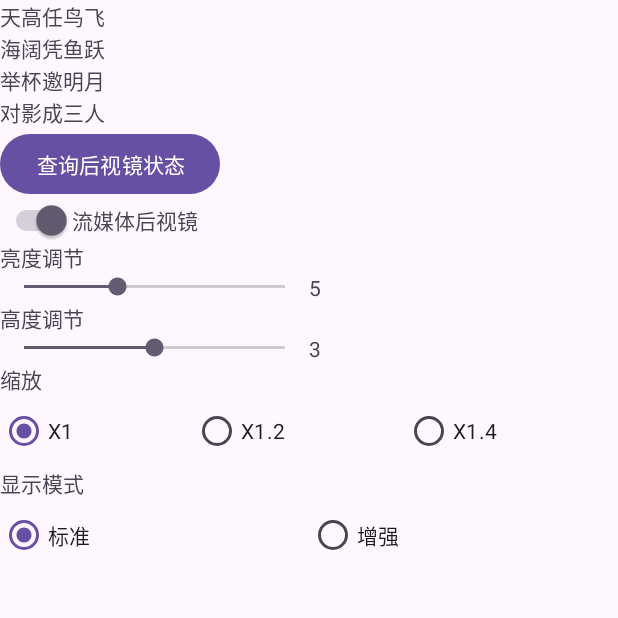
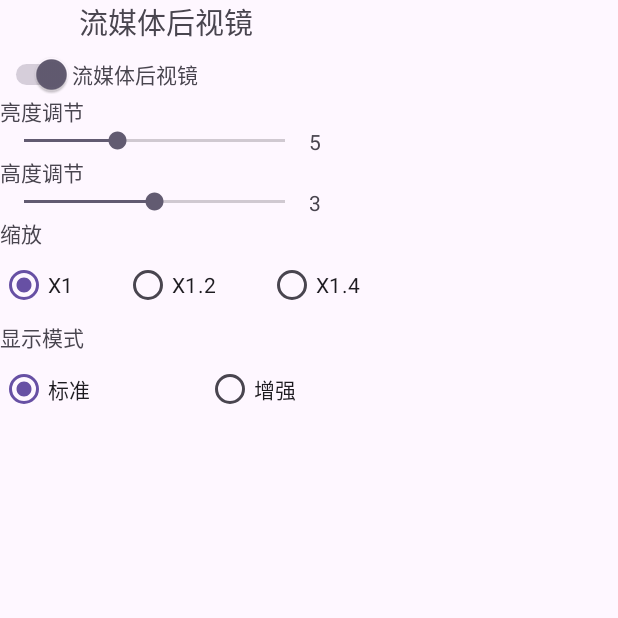
Before and after one commit to ccqxcc/rearview01, an Android app: the screen it shows after launch (MainActivity), on a phone screen of 412 x 824 dp, the top half of it. Run offline under Robolectric (Android 15) with nearby library versions, the phone set to English and light mode, and no system bars; libraries missing offline, so code that uses them is left out: com.vi.vioserial; 4 statements that could not run were skipped.

Commit message:
UI overview adjusted

```diff
--- a/app/src/main/java/com/example/rearviewmirror/MainActivity.kt
+++ b/app/src/main/java/com/example/rearviewmirror/MainActivity.kt
@@ -67,13 +67,7 @@ class MainActivity : AppCompatActivity() {
 
         cmmdHandler = CommandHandler(viewModel)
         mirrorCmmd = MirrorCommand(cmmdHandler)
-        mirrorCmmd.getRearviewStatus()
-        // 查询后视镜状态
-        val mirrorStatus = findViewById<Button>(R.id.getMirrorStatus)
-        mirrorStatus.setOnClickListener {
-            //发命令到后视镜并待返回
-            mirrorCmmd.getRearviewStatus()
-        }
+        mirrorCmmd.getRearviewStatus() // 查询后视镜状态
 
         // 初始化监听器
         switchListener = CompoundButton.OnCheckedChangeListener { _, isChecked ->
--- a/app/src/main/res/layout/activity_main.xml
+++ b/app/src/main/res/layout/activity_main.xml
@@ -3,101 +3,118 @@
     xmlns:app="http://schemas.android.com/apk/res-auto"
     xmlns:tools="http://schemas.android.com/tools"
     android:id="@+id/main"
-    android:orientation="vertical"
+    android:orientation="horizontal"
     android:layout_width="match_parent"
     android:layout_height="match_parent"
     tools:context=".MainActivity">
+
+    <LinearLayout
+        android:layout_width="match_parent"
+        android:layout_height="433dp"
+        android:layout_weight="1"
+        android:orientation="vertical">
+
+        <LinearLayout
+            android:layout_width="match_parent"
+            android:layout_height="36dp"
+            android:orientation="horizontal">
+
             <TextView
                 android:layout_width="wrap_content"
-        android:layout_height="wrap_content"
-        android:text="天高任鸟飞"
-        app:layout_constraintBottom_toBottomOf="parent"
-        app:layout_constraintEnd_toEndOf="parent"
-        app:layout_constraintStart_toStartOf="parent"
-        app:layout_constraintTop_toTopOf="parent"/>
+                android:layout_height="match_parent"
+                android:layout_weight="1"
+                android:text="" />
+
             <TextView
                 android:layout_width="wrap_content"
-        android:layout_height="wrap_content"
-        android:text="海阔凭鱼跃" />
+                android:layout_height="match_parent"
+                android:layout_weight="1"
+                android:textSize="19sp"
+                android:text="流媒体后视镜" />
+
             <TextView
                 android:layout_width="wrap_content"
-        android:layout_height="wrap_content"
-        android:text="举杯邀明月" />
-    <TextView
-        android:layout_width="wrap_content"
-        android:layout_height="wrap_content"
-        android:text="对影成三人"/>
-    <Button
-        android:layout_width="wrap_content"
-        android:layout_height="wrap_content"
-        android:text="查询后视镜状态"
-        android:id="@+id/getMirrorStatus"/>
+                android:layout_height="match_parent"
+                android:layout_weight="1"
+                android:text="" />
+        </LinearLayout>
+
         <LinearLayout
             android:layout_width="match_parent"
             android:layout_height="wrap_content"
             android:orientation="horizontal">
+
             <Switch
                 android:id="@+id/rearSwitch"
-            android:checked="true"
                 android:layout_width="wrap_content"
-            android:layout_height="wrap_content"/>
+                android:layout_height="wrap_content"
+                android:checked="true" />
+
             <TextView
                 android:id="@+id/rearSwitchText"
                 android:layout_width="wrap_content"
                 android:layout_height="wrap_content"
                 android:text="流媒体后视镜" />
         </LinearLayout>
+
         <LinearLayout
             android:layout_width="match_parent"
             android:layout_height="wrap_content"
             android:orientation="vertical">
+
             <TextView
                 android:layout_width="wrap_content"
                 android:layout_height="wrap_content"
                 android:text="亮度调节" />
+
             <LinearLayout
                 android:layout_width="match_parent"
                 android:layout_height="wrap_content"
                 android:orientation="horizontal">
                 <SeekBar
                     android:id="@+id/lightVolume"
-                android:layout_weight="1"
                     android:layout_width="match_parent"
                     android:layout_height="wrap_content"
+                    android:layout_weight="1"
                     android:max="14"
                     android:progress="5" />
                 <TextView
                     android:id="@+id/lightVolumeText"
-                android:layout_weight="1"
                     android:layout_width="match_parent"
                     android:layout_height="wrap_content"
+                    android:layout_weight="3"
                     android:text="5" />
             </LinearLayout>
         </LinearLayout>
+
         <LinearLayout
             android:layout_width="match_parent"
             android:layout_height="wrap_content"
             android:orientation="vertical">
+
             <TextView
                 android:layout_width="wrap_content"
                 android:layout_height="wrap_content"
                 android:text="高度调节" />
+
             <LinearLayout
                 android:layout_width="match_parent"
                 android:layout_height="wrap_content"
                 android:orientation="horizontal">
+
                 <SeekBar
                     android:id="@+id/heightVolume"
-                android:layout_weight="1"
                     android:layout_width="match_parent"
                     android:layout_height="wrap_content"
+                    android:layout_weight="1"
                     android:max="6"
                     android:progress="3" />
+
                 <TextView
                     android:id="@+id/heightVolumeText"
-                android:layout_weight="1"
                     android:layout_width="match_parent"
                     android:layout_height="wrap_content"
+                    android:layout_weight="3"
                     android:text="3" />
             </LinearLayout>
         </LinearLayout>
@@ -106,28 +123,33 @@
             android:layout_width="match_parent"
             android:layout_height="wrap_content"
             android:orientation="vertical">
+
             <TextView
                 android:layout_width="wrap_content"
                 android:layout_height="wrap_content"
                 android:text="缩放" />
+
             <RadioGroup
                 android:id="@+id/zoomRadioGroup"
                 android:layout_width="match_parent"
                 android:layout_height="match_parent"
                 android:orientation="horizontal">
+
                 <RadioButton
                     android:id="@+id/zoomX1"
+                    android:layout_weight="1"
                     android:checked="true"
-                android:text="X1"
-                android:layout_weight="1"/>
+                    android:text="X1" />
+
                 <RadioButton
                     android:id="@+id/zoomX12"
-                android:text="X1.2"
-                android:layout_weight="1"/>
+                    android:layout_weight="1"
+                    android:text="X1.2" />
+
                 <RadioButton
                     android:id="@+id/zoomX14"
-                android:text="X1.4"
-                android:layout_weight="1"/>
+                    android:layout_weight="1"
+                    android:text="X1.4" />
             </RadioGroup>
         </LinearLayout>
 
@@ -135,24 +157,45 @@
             android:layout_width="match_parent"
             android:layout_height="wrap_content"
             android:orientation="vertical">
+
             <TextView
                 android:layout_width="wrap_content"
                 android:layout_height="wrap_content"
                 android:text="显示模式" />
+
             <RadioGroup
                 android:id="@+id/viewMode"
                 android:layout_width="match_parent"
                 android:layout_height="match_parent"
                 android:orientation="horizontal">
+
                 <RadioButton
                     android:id="@+id/viewStandard"
+                    android:layout_weight="1"
                     android:checked="true"
-                android:text="标准"
-                android:layout_weight="1"/>
+                    android:text="标准" />
+
                 <RadioButton
                     android:id="@+id/viewEnhanced"
-                android:text="增强"
-                android:layout_weight="1"/>
+                    android:layout_weight="1"
+                    android:text="增强" />
             </RadioGroup>
         </LinearLayout>
     </LinearLayout>
+    <LinearLayout
+        android:layout_width="match_parent"
+        android:layout_height="wrap_content"
+        android:layout_weight="2"
+        android:orientation="vertical">
+
+        <TextView
+            android:layout_width="match_parent"
+            android:layout_height="match_parent"
+
+            app:layout_constraintBottom_toBottomOf="parent"
+            app:layout_constraintEnd_toEndOf="parent"
+            app:layout_constraintStart_toStartOf="parent"
+            app:layout_constraintTop_toTopOf="parent" />
+    </LinearLayout>
+
+</LinearLayout>
```
Lines whose indentation alone changed are shown as unchanged.
